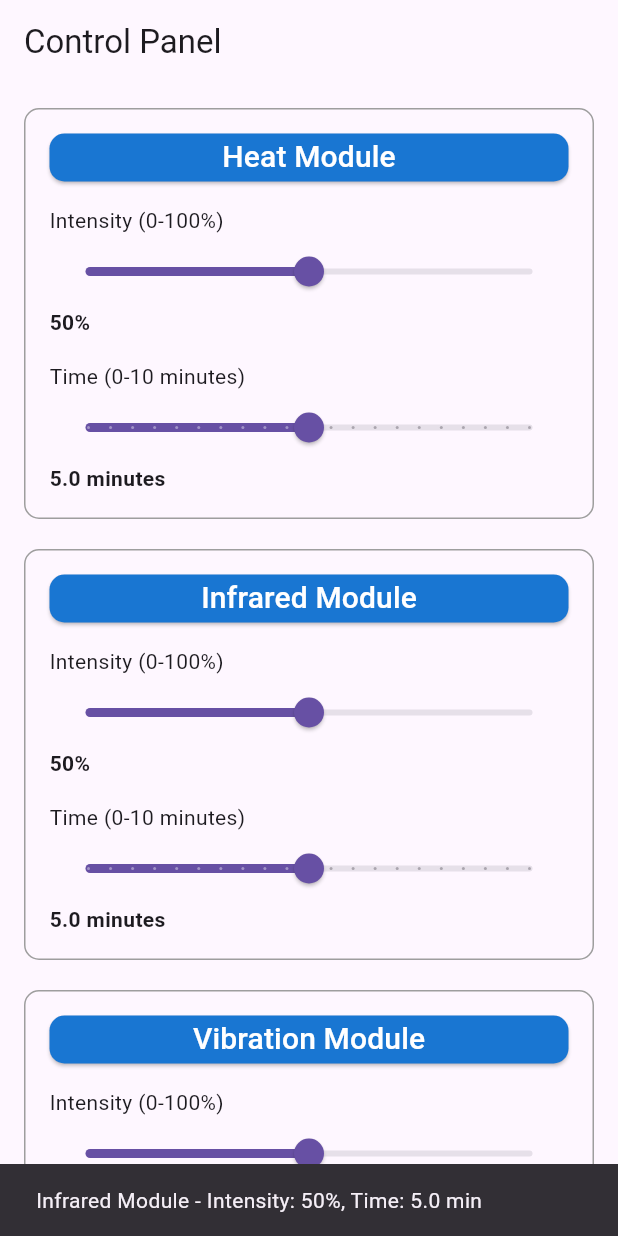
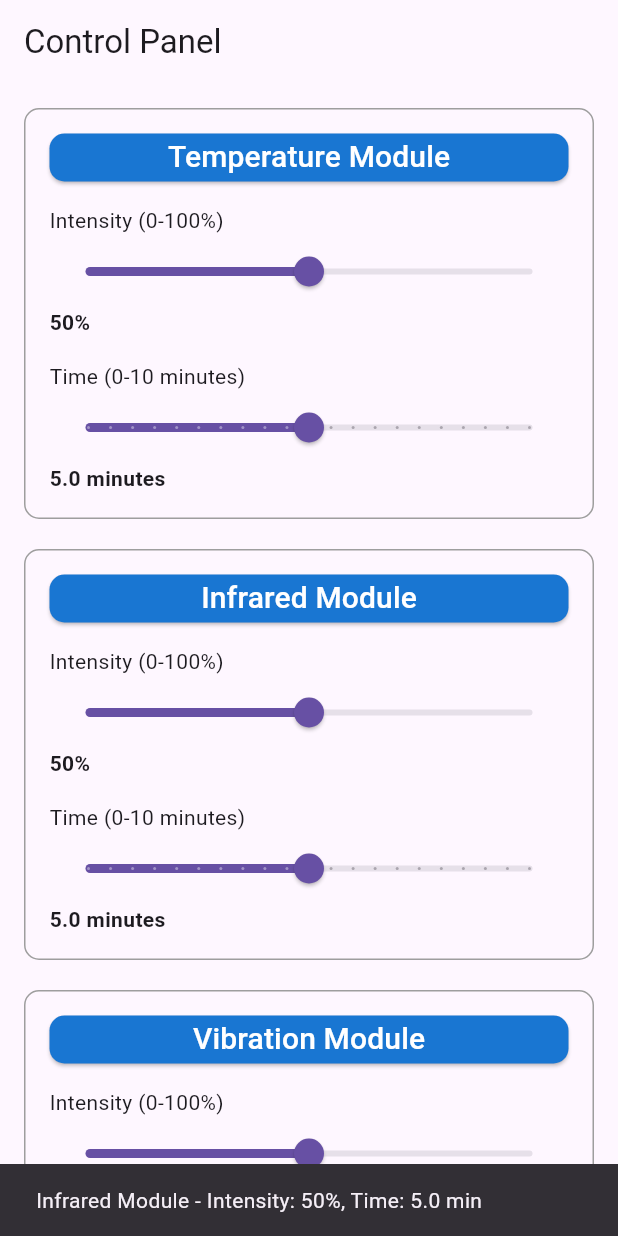
Before and after one commit to Ac3CJ/medical_lego_module_control, a Flutter app: the screen it shows after launch, after a tap on an icon or button, on a phone screen of 412 x 824 dp. Run offline on Flutter 3.47's test engine with Material 3 defaults, Android fonts, the phone set to English and light mode, and no system bars.

Commit message:
Module Code Added

```diff
--- a/lib/main.dart
+++ b/lib/main.dart
@@ -12,6 +12,14 @@ Map moduleMap = {
   3: 'Vibration'
 };
 
+// Extensions
+extension ParseToString on String {
+  String capitalise() {
+    return '${this[0].toUpperCase()}${substring(1).toLowerCase()}';
+  }
+}
+
+// Main Code
 void main() {
   runApp(const MyApp());
 }
@@ -43,6 +51,51 @@ class _SliderDemoPageState extends State<SliderDemoPage> {
   List<double> intensityValues = [50, 50, 50]; // Initial intensity values (0-100)
   List<double> timeValues = [5, 5, 5]; // Initial time values (0-10 minutes)
 
+  // Initialise the Managers
+  late ModuleManager temperatureModuleManager;
+  late ModuleManager infraredModuleManager;
+  late ModuleManager vibrationModuleManager;
+  late Map<ModuleType, ModuleManager> moduleManagers;
+
+  @override
+  void initState(){
+    super.initState();
+
+    // Initialize values based on ModuleType count
+    final moduleCount = ModuleType.values.length;
+    intensityValues = List<double>.filled(moduleCount, 50);
+    timeValues = List<double>.filled(moduleCount, 5);
+
+    moduleManagers = createModuleManagers();
+
+    _initialiseDemoModules();
+  }
+
+  Map<ModuleType, ModuleManager> createModuleManagers() {
+    final Map<ModuleType, ModuleManager> managers = {};
+
+    for (final type in ModuleType.values) {
+      managers[type] = ModuleManager(type);
+    }
+
+    return managers;
+  }
+
+  void _initialiseDemoModules() {
+    moduleManagers[ModuleType.temperature]?.addNewModule(Module('TMP-001', 0x01, 0x00));
+    moduleManagers[ModuleType.temperature]?.addNewModule(Module('TMP-002', 0x01, 0x01));
+    moduleManagers[ModuleType.temperature]?.addNewModule(Module('TMP-003', 0x01, 0x02));
+
+    moduleManagers[ModuleType.infrared]?.addNewModule(Module('IR-001', 0x01, 0x00));
+    moduleManagers[ModuleType.infrared]?.addNewModule(Module('IR-002', 0x01, 0x01));
+    moduleManagers[ModuleType.infrared]?.addNewModule(Module('IR-003', 0x01, 0x02));
+
+    moduleManagers[ModuleType.vibration]?.addNewModule(Module('VBR-001', 0x01, 0x00));
+    moduleManagers[ModuleType.vibration]?.addNewModule(Module('VBR-002', 0x01, 0x01));
+    moduleManagers[ModuleType.vibration]?.addNewModule(Module('VBR-003', 0x01, 0x02));
+  }
+
+  // Building the Widgets
   @override
   Widget build(BuildContext context) {
     return Scaffold(
@@ -53,16 +106,12 @@ class _SliderDemoPageState extends State<SliderDemoPage> {
         padding: const EdgeInsets.all(16.0),
         child: ListView(
           children: [
-            // Row 1
-            _buildControlRow(0),
-            const SizedBox(height: 20),
-
-            // Row 2
-            _buildControlRow(1),
-            const SizedBox(height: 20),
-
-            // Row 3
-            _buildControlRow(2),
+            ...List.generate(ModuleType.values.length, (index) {
+              return Padding(
+                padding: const EdgeInsets.only(bottom: 20),
+                child: _buildControlRow(index),
+              );
+            }),
           ],
         ),
       ),
@@ -70,6 +119,7 @@ class _SliderDemoPageState extends State<SliderDemoPage> {
   }
 
   Widget _buildControlRow(int index) {
+    //final moduleType = ModuleType.values[index];
     return Container(
       padding: const EdgeInsets.all(16.0),
       decoration: BoxDecoration(
@@ -83,11 +133,11 @@ class _SliderDemoPageState extends State<SliderDemoPage> {
             width: double.infinity,
             height: 32,
             child: ElevatedButton(
-              onPressed: () {
-                // Action when button is pressed
+              onPressed: () { // Action when button is pressed
+                moduleManagers[ModuleType.values[index]]?.sendCommandToAll({'intensity': intensityValues[index].toInt(), 'time': timeValues[index]});
                 ScaffoldMessenger.of(context).showSnackBar(
                   SnackBar(
-                    content: Text('${moduleMap[index+1]} Module - Intensity: ${intensityValues[index].toInt()}%, Time: ${timeValues[index]} min'),
+                    content: Text('${ModuleType.values[index].toShortString().capitalise()} Module - Intensity: ${intensityValues[index].toInt()}%, Time: ${timeValues[index]} min'),
                   ),
                 );
               },
@@ -98,7 +148,7 @@ class _SliderDemoPageState extends State<SliderDemoPage> {
                 ),
               ),
               child: Text(
-                '${moduleMap[index+1]} Module',
+                '${ModuleType.values[index].toShortString().capitalise()} Module',
                 style: const TextStyle(fontSize: 20, color: Colors.white),
               ),
             ),
--- a/lib/models/module.dart
+++ b/lib/models/module.dart
@@ -50,7 +50,7 @@ class Module {
     // Add any disconnection logic here
   }
 
-  void sendCommand(String command) {
+  void sendCommand(Map command) {
     if (!isConnected) {
       throw Exception('Cannot send command to disconnected module');
     }
--- a/lib/models/module_manager.dart
+++ b/lib/models/module_manager.dart
@@ -7,6 +7,10 @@ class ModuleManager {
   ModuleType _managerType;
 
   // Public
+  Map moduleCommand = {
+    'intensity': 0,
+    'time': 0
+  };
 
   // Constructor
   ModuleManager(this._managerType);
@@ -43,13 +47,13 @@ class ModuleManager {
     }
   }
 
-  void sendCommandToAll(String command) {
+  void sendCommandToAll(Map command) {
     for (var module in connectedModules) {
       module.sendCommand(command);
     }
   }
 
-  void sendCommandToModule(String serialNumber, String command) {
+  void sendCommandToModule(String serialNumber, Map command) {
     final module = _modules.firstWhere(
       (m) => m.serialNumber == serialNumber,
       orElse: () => throw Exception('Module not found'),
--- a/lib/models/module_type.dart
+++ b/lib/models/module_type.dart
@@ -4,3 +4,9 @@ enum ModuleType {
   vibration,
   unknown,
 }
+
+extension ParseToString on ModuleType {
+  String toShortString() {
+    return toString().split('.').last;
+  }
+}
```
